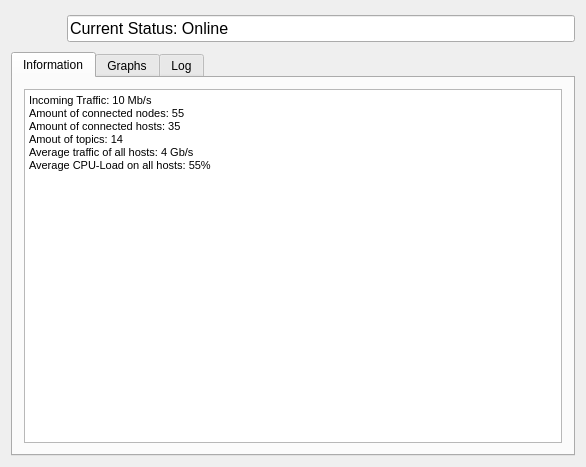
Old version of the form rqt_arni_gui_overview/resources/OverviewWidget.ui in the repository ROS-PSE/arni.
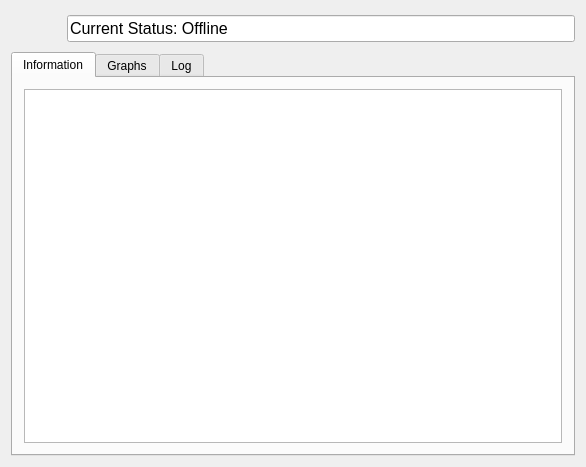
New version of the form. The open tabs and pages were chosen to show the change. Icons and pictures are not drawn.

Commit message: removed show hosts and added hide_debug button

```diff
--- a/rqt_arni_gui_overview/resources/OverviewWidget.ui
+++ b/rqt_arni_gui_overview/resources/OverviewWidget.ui
@@ -91,7 +91,7 @@
           </font>
          </property>
          <property name="text">
-          <string>Current Status: Online</string>
+          <string>Current Status: Offline</string>
          </property>
          <property name="readOnly">
           <bool>true</bool>
@@ -116,13 +116,8 @@
             <string>&lt;!DOCTYPE HTML PUBLIC &quot;-//W3C//DTD HTML 4.0//EN&quot; &quot;http://www.w3.org/TR/REC-html40/strict.dtd&quot;&gt;
 &lt;html&gt;&lt;head&gt;&lt;meta name=&quot;qrichtext&quot; content=&quot;1&quot; /&gt;&lt;style type=&quot;text/css&quot;&gt;
 p, li { white-space: pre-wrap; }
-&lt;/style&gt;&lt;/head&gt;&lt;body style=&quot; font-family:'Sans Serif'; font-size:9pt; font-weight:400; font-style:normal;&quot;&gt;
-&lt;p style=&quot; margin-top:0px; margin-bottom:0px; margin-left:0px; margin-right:0px; -qt-block-indent:0; text-indent:0px;&quot;&gt;&lt;span style=&quot; font-family:'MS Shell Dlg 2'; font-size:8pt;&quot;&gt;Incoming Traffic: 10 Mb/s&lt;/span&gt;&lt;/p&gt;
-&lt;p style=&quot; margin-top:0px; margin-bottom:0px; margin-left:0px; margin-right:0px; -qt-block-indent:0; text-indent:0px;&quot;&gt;&lt;span style=&quot; font-family:'MS Shell Dlg 2'; font-size:8pt;&quot;&gt;Amount of connected nodes: 55&lt;/span&gt;&lt;/p&gt;
-&lt;p style=&quot; margin-top:0px; margin-bottom:0px; margin-left:0px; margin-right:0px; -qt-block-indent:0; text-indent:0px;&quot;&gt;&lt;span style=&quot; font-family:'MS Shell Dlg 2'; font-size:8pt;&quot;&gt;Amount of connected hosts: 35&lt;/span&gt;&lt;/p&gt;
-&lt;p style=&quot; margin-top:0px; margin-bottom:0px; margin-left:0px; margin-right:0px; -qt-block-indent:0; text-indent:0px;&quot;&gt;&lt;span style=&quot; font-family:'MS Shell Dlg 2'; font-size:8pt;&quot;&gt;Amout of topics: 14&lt;/span&gt;&lt;/p&gt;
-&lt;p style=&quot; margin-top:0px; margin-bottom:0px; margin-left:0px; margin-right:0px; -qt-block-indent:0; text-indent:0px;&quot;&gt;&lt;span style=&quot; font-family:'MS Shell Dlg 2'; font-size:8pt;&quot;&gt;Average traffic of all hosts: 4 Gb/s&lt;/span&gt;&lt;/p&gt;
-&lt;p style=&quot; margin-top:0px; margin-bottom:0px; margin-left:0px; margin-right:0px; -qt-block-indent:0; text-indent:0px;&quot;&gt;&lt;span style=&quot; font-family:'MS Shell Dlg 2'; font-size:8pt;&quot;&gt;Average CPU-Load on all hosts: 55%&lt;/span&gt;&lt;/p&gt;&lt;/body&gt;&lt;/html&gt;</string>
+&lt;/style&gt;&lt;/head&gt;&lt;body style=&quot; font-family:'Droid Sans'; font-size:10pt; font-weight:400; font-style:normal;&quot;&gt;
+&lt;p style=&quot;-qt-paragraph-type:empty; margin-top:0px; margin-bottom:0px; margin-left:0px; margin-right:0px; -qt-block-indent:0; text-indent:0px;&quot;&gt;&lt;br /&gt;&lt;/p&gt;&lt;/body&gt;&lt;/html&gt;</string>
            </property>
           </widget>
          </item>
```
Left out of the diff: 8 changed lines with no effect on the pictures. The commit also changes 6 other files.
